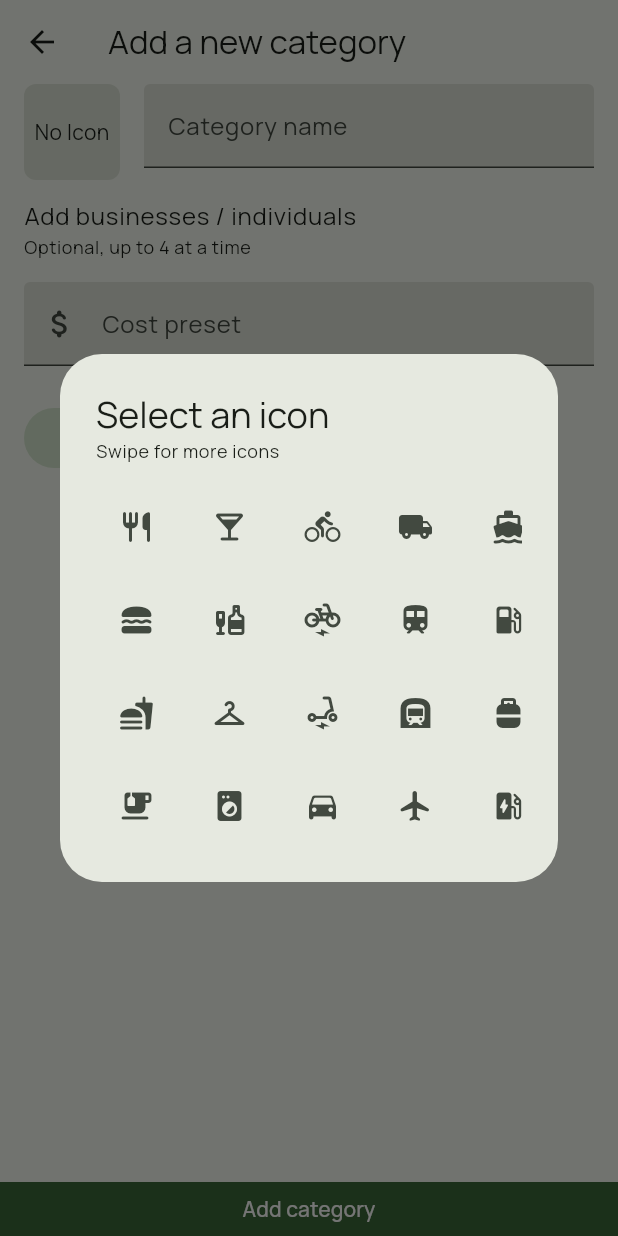
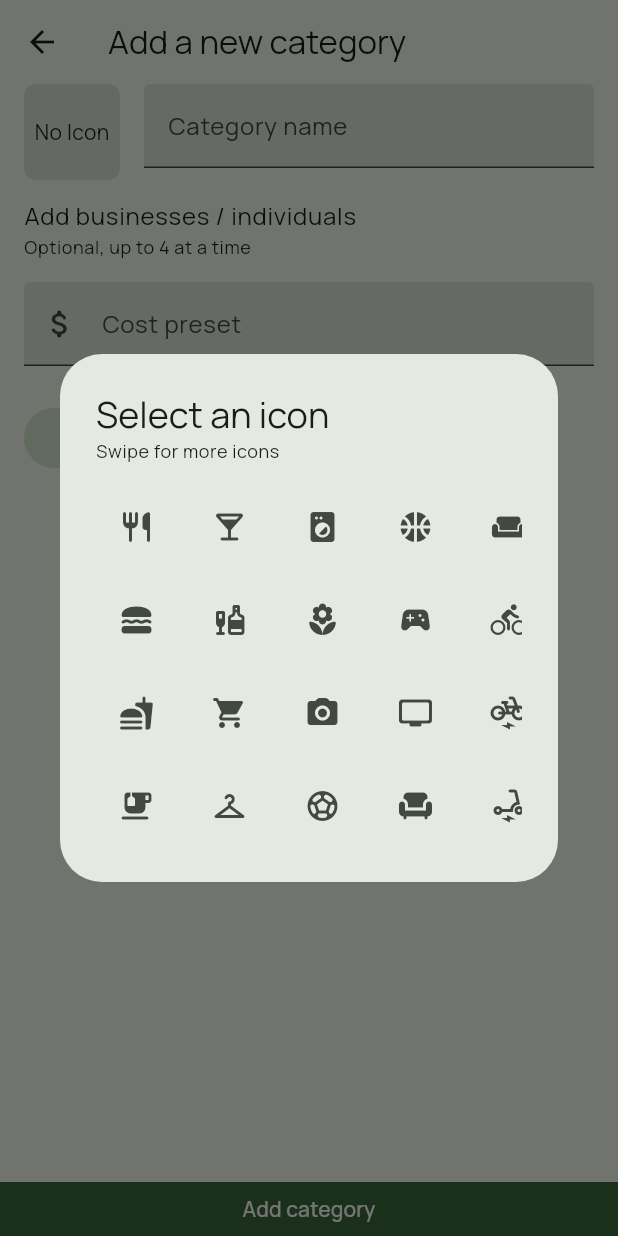
Before and after one commit to Salvist/expense_archive, a Flutter app: the AddExpenseCategoryPage screen opened directly, after a tap on "No Icon", on a phone screen of 412 x 824 dp. Run offline on Flutter 3.47's test engine with Material 3 defaults, Android fonts, the phone set to English and light mode, and no system bars; our stand-ins replace google_fonts, realm; generated files the repository leaves out were written again.

Commit message:
added more icons

```diff
--- a/lib/utils/available_icons.dart
+++ b/lib/utils/available_icons.dart
@@ -8,9 +8,21 @@ const categoryIcons = <String, IconData>{
   'emoji_food_beverage': Icons.emoji_food_beverage_rounded,
   'local_bar': Icons.local_bar_rounded,
   'liquor': Icons.liquor_rounded,
+  'shopping_cart': Icons.shopping_cart_rounded,
 
+  // Beayty
   'checkroom': Icons.checkroom_rounded,
   'local_laundry_service': Icons.local_laundry_service_rounded,
+
+  // Hobby
+  'florist': Icons.local_florist_rounded,
+  'photo_camera': Icons.photo_camera_rounded,
+  'soccer': Icons.sports_soccer_rounded,
+  'basketball': Icons.sports_basketball_rounded,
+  'esports': Icons.sports_esports_rounded,
+  'television': Icons.tv_rounded,
+  'chair': Icons.chair_rounded,
+  'couch': Icons.weekend_rounded,
 
   // Transportations
   'directions_bike': Icons.directions_bike_rounded,
@@ -23,13 +35,15 @@ const categoryIcons = <String, IconData>{
   'flight': Icons.flight_rounded,
   'directions': Icons.directions_boat_rounded,
 
-  // Gas
+  // Utilities
   'local_gas_station': Icons.local_gas_station_rounded,
   'propane_tank': Icons.propane_tank_rounded,
   'ev_station': Icons.ev_station_rounded,
+  'bolt': Icons.bolt_rounded,
+  'electric_bolt': Icons.electric_bolt_rounded,
 
-  // Electricity
-  'bolt': Icons.bolt_rounded,
+  'house': Icons.house_rounded,
+  'apartment': Icons.apartment_rounded,
 
   'question_mark': Icons.question_mark_rounded,
 };
```
